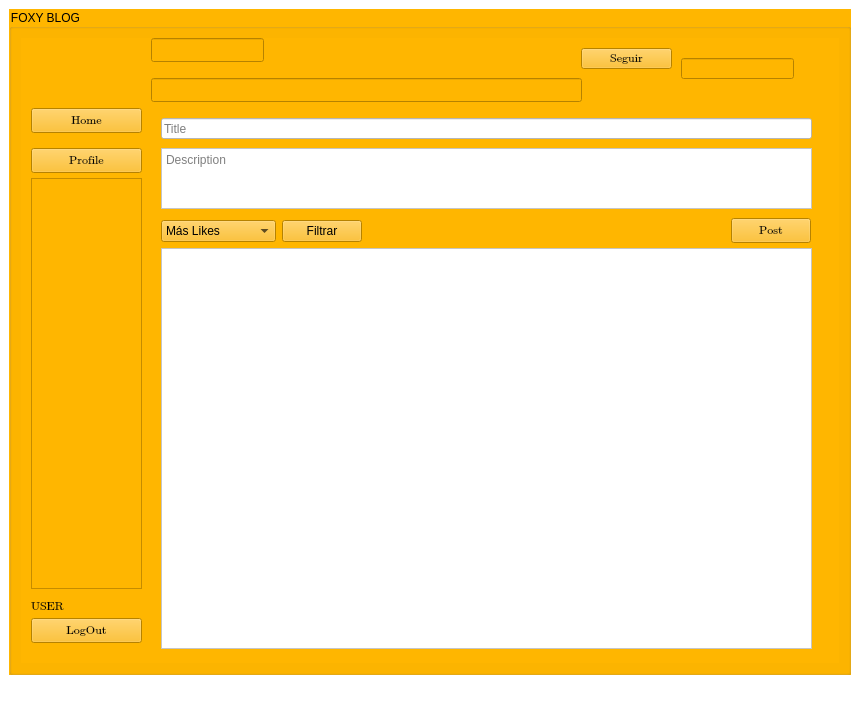
Old version of the form login.ui in the repository DarkMage17/CC31_20181B402_20181C600_201823838.
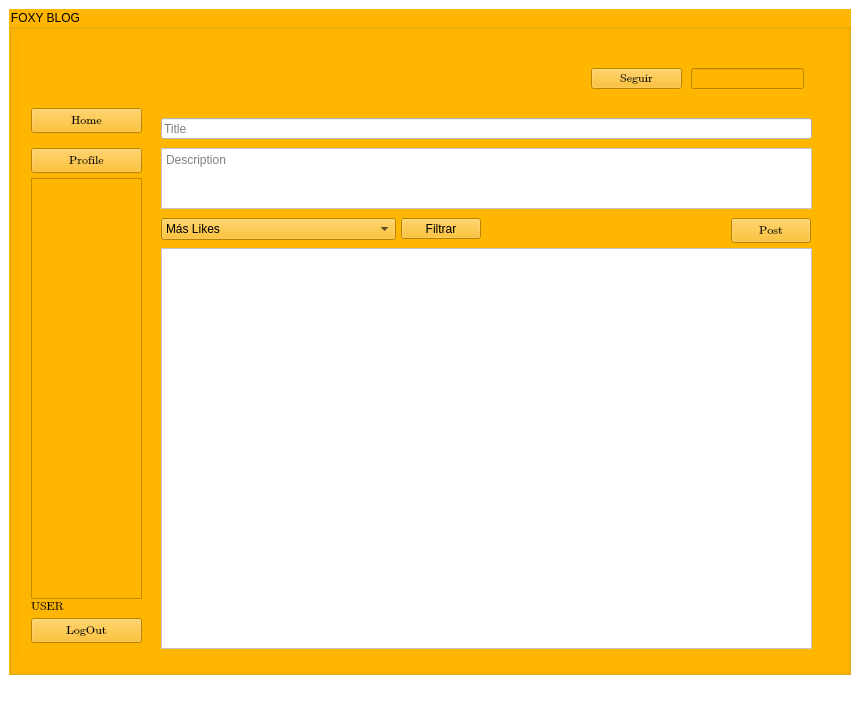
New version of the form. The open tabs and pages were chosen to show the change. Icons and pictures are not drawn.

What changed in the file:
```diff
--- a/login.ui
+++ b/login.ui
@@ -577,15 +577,15 @@
              <x>10</x>
              <y>140</y>
              <width>111</width>
-             <height>411</height>
+             <height>421</height>
             </rect>
            </property>
           </widget>
           <widget class="QPushButton" name="B_Seguir">
            <property name="geometry">
             <rect>
-             <x>560</x>
-             <y>10</y>
+             <x>570</x>
+             <y>30</y>
              <width>91</width>
              <height>21</height>
             </rect>
@@ -663,8 +663,8 @@
           <widget class="QLineEdit" name="lineEdit">
            <property name="geometry">
             <rect>
-             <x>660</x>
-             <y>20</y>
+             <x>670</x>
+             <y>30</y>
              <width>113</width>
              <height>21</height>
             </rect>
@@ -687,58 +687,38 @@
             <string>Title</string>
            </property>
           </widget>
-          <widget class="QLineEdit" name="ShowN">
+          <widget class="QPushButton" name="pushButton_4">
            <property name="geometry">
             <rect>
-             <x>130</x>
-             <y>0</y>
-             <width>113</width>
-             <height>24</height>
+             <x>380</x>
+             <y>180</y>
+             <width>80</width>
+             <height>21</height>
             </rect>
            </property>
-          </widget>
-          <widget class="QLineEdit" name="ShowG">
-           <property name="geometry">
-            <rect>
-             <x>130</x>
-             <y>40</y>
-             <width>431</width>
-             <height>24</height>
-            </rect>
+           <property name="text">
+            <string>Filtrar</string>
            </property>
           </widget>
-          <widget class="QWidget" name="">
+          <widget class="QComboBox" name="comboBox">
            <property name="geometry">
             <rect>
              <x>140</x>
              <y>180</y>
-             <width>201</width>
-             <height>27</height>
+             <width>235</width>
+             <height>22</height>
             </rect>
            </property>
-           <layout class="QHBoxLayout" name="horizontalLayout">
-            <item>
-             <widget class="QComboBox" name="comboBox">
-              <item>
-               <property name="text">
-                <string>Más Likes</string>
-               </property>
-              </item>
-              <item>
-               <property name="text">
-                <string>Recientemente Publicado</string>
-               </property>
-              </item>
-             </widget>
-            </item>
-            <item>
-             <widget class="QPushButton" name="pushButton_4">
-              <property name="text">
-               <string>Filtrar</string>
-              </property>
-             </widget>
-            </item>
-           </layout>
+           <item>
+            <property name="text">
+             <string>Más Likes</string>
+            </property>
+           </item>
+           <item>
+            <property name="text">
+             <string>Recientemente Publicado</string>
+            </property>
+           </item>
           </widget>
           <zorder>label_15</zorder>
           <zorder>label_13</zorder>
```
Left out of the diff: 32 changed lines with no effect on the pictures.
